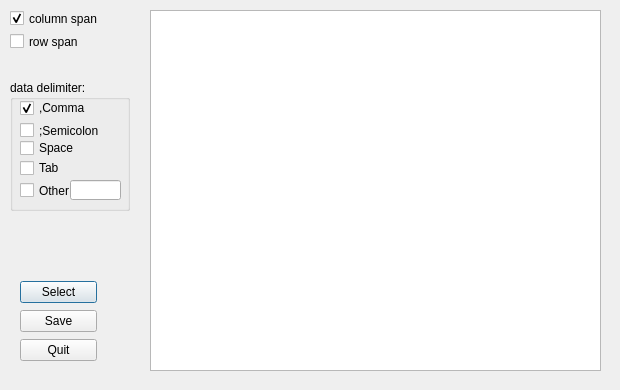
Above: mergedialog.ui from mengzesam/mzsview before the change. Below: the same form after it.
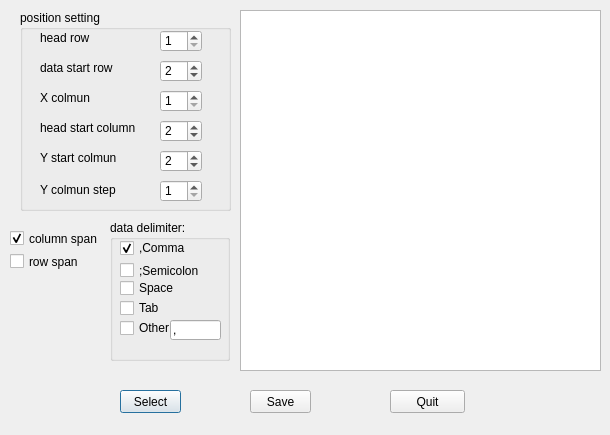
That is the form after the change.

```diff
--- a/mergedialog.ui
+++ b/mergedialog.ui
@@ -6,8 +6,8 @@
    <rect>
     <x>0</x>
     <y>0</y>
-    <width>620</width>
-    <height>390</height>
+    <width>610</width>
+    <height>435</height>
    </rect>
   </property>
   <property name="windowTitle">
@@ -16,51 +16,18 @@
   <widget class="QListView" name="m_fileListView">
    <property name="geometry">
     <rect>
-     <x>150</x>
+     <x>240</x>
      <y>10</y>
-     <width>451</width>
+     <width>361</width>
      <height>361</height>
     </rect>
    </property>
   </widget>
-  <widget class="QWidget" name="layoutWidget">
-   <property name="geometry">
-    <rect>
-     <x>20</x>
-     <y>280</y>
-     <width>77</width>
-     <height>83</height>
-    </rect>
-   </property>
-   <layout class="QVBoxLayout" name="verticalLayout">
-    <item>
-     <widget class="QPushButton" name="m_selectButton">
-      <property name="text">
-       <string>Select</string>
-      </property>
-     </widget>
-    </item>
-    <item>
-     <widget class="QPushButton" name="m_saveButton">
-      <property name="text">
-       <string>Save</string>
-      </property>
-     </widget>
-    </item>
-    <item>
-     <widget class="QPushButton" name="m_quitButton">
-      <property name="text">
-       <string>Quit</string>
-      </property>
-     </widget>
-    </item>
-   </layout>
-  </widget>
   <widget class="QWidget" name="layoutWidget">
    <property name="geometry">
     <rect>
      <x>10</x>
-     <y>10</y>
+     <y>230</y>
      <width>91</width>
      <height>40</height>
     </rect>
@@ -97,10 +64,10 @@
   <widget class="QGroupBox" name="groupBox">
    <property name="geometry">
     <rect>
-     <x>10</x>
-     <y>80</y>
+     <x>110</x>
+     <y>220</y>
      <width>120</width>
-     <height>131</height>
+     <height>141</height>
     </rect>
    </property>
    <property name="title">
@@ -161,20 +128,7 @@
      <string>Tab</string>
     </property>
    </widget>
-   <widget class="QCheckBox" name="otherCheck">
-    <property name="geometry">
-     <rect>
-      <x>10</x>
-      <y>100</y>
-      <width>71</width>
-      <height>21</height>
-     </rect>
-    </property>
-    <property name="text">
-     <string>Other</string>
-    </property>
-   </widget>
-   <widget class="QLineEdit" name="otherEdit">
+   <widget class="QLineEdit" name="m_otherEdit">
     <property name="geometry">
      <rect>
       <x>60</x>
@@ -183,7 +137,267 @@
       <height>20</height>
      </rect>
     </property>
+    <property name="text">
+     <string>,</string>
+    </property>
    </widget>
+   <widget class="QCheckBox" name="m_otherCheck">
+    <property name="geometry">
+     <rect>
+      <x>10</x>
+      <y>100</y>
+      <width>71</width>
+      <height>16</height>
+     </rect>
+    </property>
+    <property name="text">
+     <string>Other</string>
+    </property>
+    <attribute name="buttonGroup">
+     <string notr="true">m_delimiterCheckGroup</string>
+    </attribute>
+   </widget>
+  </widget>
+  <widget class="QGroupBox" name="groupBox_2">
+   <property name="geometry">
+    <rect>
+     <x>20</x>
+     <y>10</y>
+     <width>211</width>
+     <height>201</height>
+    </rect>
+   </property>
+   <property name="title">
+    <string>position setting</string>
+   </property>
+   <widget class="QLabel" name="label">
+    <property name="geometry">
+     <rect>
+      <x>20</x>
+      <y>20</y>
+      <width>91</width>
+      <height>16</height>
+     </rect>
+    </property>
+    <property name="text">
+     <string>head row</string>
+    </property>
+   </widget>
+   <widget class="QSpinBox" name="m_headrowEdit">
+    <property name="geometry">
+     <rect>
+      <x>140</x>
+      <y>20</y>
+      <width>42</width>
+      <height>22</height>
+     </rect>
+    </property>
+    <property name="minimum">
+     <number>1</number>
+    </property>
+    <property name="maximum">
+     <number>20</number>
+    </property>
+    <property name="singleStep">
+     <number>1</number>
+    </property>
+   </widget>
+   <widget class="QLabel" name="label_2">
+    <property name="geometry">
+     <rect>
+      <x>20</x>
+      <y>50</y>
+      <width>91</width>
+      <height>16</height>
+     </rect>
+    </property>
+    <property name="text">
+     <string>data start row</string>
+    </property>
+   </widget>
+   <widget class="QSpinBox" name="m_dataStartRowEdit">
+    <property name="geometry">
+     <rect>
+      <x>140</x>
+      <y>50</y>
+      <width>42</width>
+      <height>22</height>
+     </rect>
+    </property>
+    <property name="minimum">
+     <number>1</number>
+    </property>
+    <property name="maximum">
+     <number>20</number>
+    </property>
+    <property name="value">
+     <number>2</number>
+    </property>
+   </widget>
+   <widget class="QLabel" name="label_3">
+    <property name="geometry">
+     <rect>
+      <x>20</x>
+      <y>80</y>
+      <width>91</width>
+      <height>16</height>
+     </rect>
+    </property>
+    <property name="text">
+     <string>X colmun</string>
+    </property>
+   </widget>
+   <widget class="QSpinBox" name="m_XColumnEdit">
+    <property name="geometry">
+     <rect>
+      <x>140</x>
+      <y>80</y>
+      <width>42</width>
+      <height>22</height>
+     </rect>
+    </property>
+    <property name="minimum">
+     <number>1</number>
+    </property>
+    <property name="maximum">
+     <number>20</number>
+    </property>
+   </widget>
+   <widget class="QSpinBox" name="m_YStartColumnEdit">
+    <property name="geometry">
+     <rect>
+      <x>140</x>
+      <y>140</y>
+      <width>42</width>
+      <height>22</height>
+     </rect>
+    </property>
+    <property name="minimum">
+     <number>1</number>
+    </property>
+    <property name="maximum">
+     <number>20</number>
+    </property>
+    <property name="value">
+     <number>2</number>
+    </property>
+   </widget>
+   <widget class="QLabel" name="label_4">
+    <property name="geometry">
+     <rect>
+      <x>20</x>
+      <y>140</y>
+      <width>91</width>
+      <height>16</height>
+     </rect>
+    </property>
+    <property name="text">
+     <string>Y start colmun</string>
+    </property>
+   </widget>
+   <widget class="QSpinBox" name="m_stepEdit">
+    <property name="geometry">
+     <rect>
+      <x>140</x>
+      <y>170</y>
+      <width>42</width>
+      <height>22</height>
+     </rect>
+    </property>
+    <property name="minimum">
+     <number>1</number>
+    </property>
+    <property name="maximum">
+     <number>100</number>
+    </property>
+    <property name="value">
+     <number>1</number>
+    </property>
+   </widget>
+   <widget class="QLabel" name="label_5">
+    <property name="geometry">
+     <rect>
+      <x>20</x>
+      <y>170</y>
+      <width>111</width>
+      <height>20</height>
+     </rect>
+    </property>
+    <property name="text">
+     <string>Y colmun step</string>
+    </property>
+   </widget>
+   <widget class="QSpinBox" name="m_headStartColumnEdit">
+    <property name="geometry">
+     <rect>
+      <x>140</x>
+      <y>110</y>
+      <width>42</width>
+      <height>22</height>
+     </rect>
+    </property>
+    <property name="minimum">
+     <number>1</number>
+    </property>
+    <property name="maximum">
+     <number>20</number>
+    </property>
+    <property name="value">
+     <number>2</number>
+    </property>
+   </widget>
+   <widget class="QLabel" name="label_6">
+    <property name="geometry">
+     <rect>
+      <x>20</x>
+      <y>110</y>
+      <width>111</width>
+      <height>16</height>
+     </rect>
+    </property>
+    <property name="text">
+     <string>head start column</string>
+    </property>
+   </widget>
+  </widget>
+  <widget class="QPushButton" name="m_selectButton">
+   <property name="geometry">
+    <rect>
+     <x>120</x>
+     <y>390</y>
+     <width>61</width>
+     <height>23</height>
+    </rect>
+   </property>
+   <property name="text">
+    <string>Select</string>
+   </property>
+  </widget>
+  <widget class="QPushButton" name="m_saveButton">
+   <property name="geometry">
+    <rect>
+     <x>250</x>
+     <y>390</y>
+     <width>61</width>
+     <height>23</height>
+    </rect>
+   </property>
+   <property name="text">
+    <string>Save</string>
+   </property>
+  </widget>
+  <widget class="QPushButton" name="m_quitButton">
+   <property name="geometry">
+    <rect>
+     <x>390</x>
+     <y>390</y>
+     <width>75</width>
+     <height>23</height>
+    </rect>
+   </property>
+   <property name="text">
+    <string>Quit</string>
+   </property>
   </widget>
  </widget>
  <resources/>
```
Left out of the diff: 23 changed lines with no effect on the pictures.
